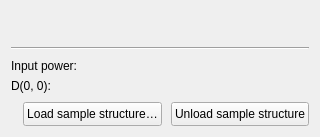
This is frcpredict/ui/input/sample/sample_properties_w.ui in Bodeeen/Resolution_prediction_software as Qt 5 draws it before an edit. The edited form follows.
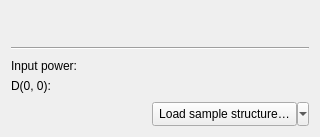
This is the edited form. Custom widgets are drawn as their Qt base class.

Commit message: improvement: make it possible to see currently loaded sample structure

What changed in the file:
```diff
--- a/frcpredict/ui/input/sample/sample_properties_w.ui
+++ b/frcpredict/ui/input/sample/sample_properties_w.ui
@@ -87,7 +87,7 @@
       </spacer>
      </item>
      <item>
-      <widget class="QPushButton" name="btnLoadSampleStructure">
+      <widget class="QToolButton" name="btnLoadSampleStructure">
        <property name="minimumSize">
         <size>
          <width>0</width>
@@ -97,18 +97,8 @@
        <property name="text">
         <string>Load sample structure…</string>
        </property>
-      </widget>
-     </item>
-     <item>
-      <widget class="QPushButton" name="btnUnloadSampleStructure">
-       <property name="minimumSize">
-        <size>
-         <width>0</width>
-         <height>24</height>
-        </size>
-       </property>
-       <property name="text">
-        <string>Unload sample structure</string>
+       <property name="popupMode">
+        <enum>QToolButton::MenuButtonPopup</enum>
        </property>
       </widget>
      </item>
```
The commit also changes 3 other files.
